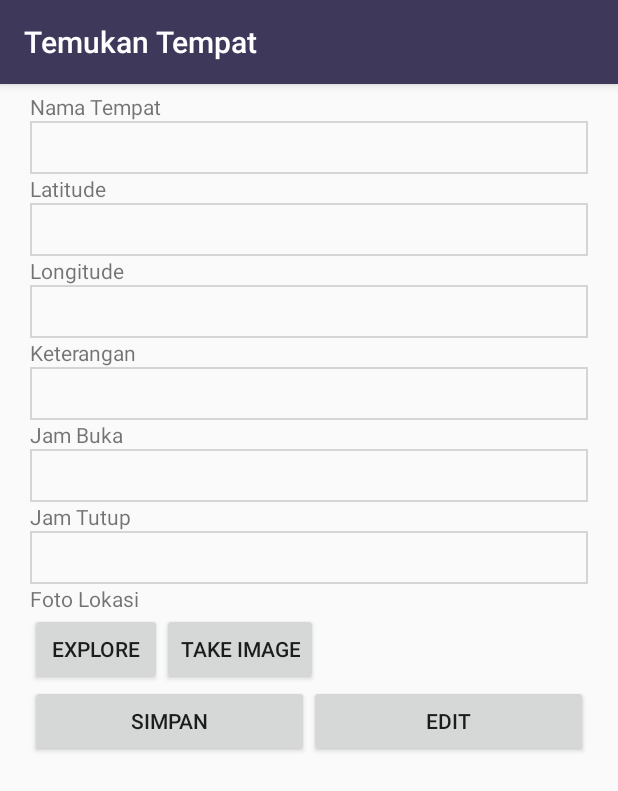
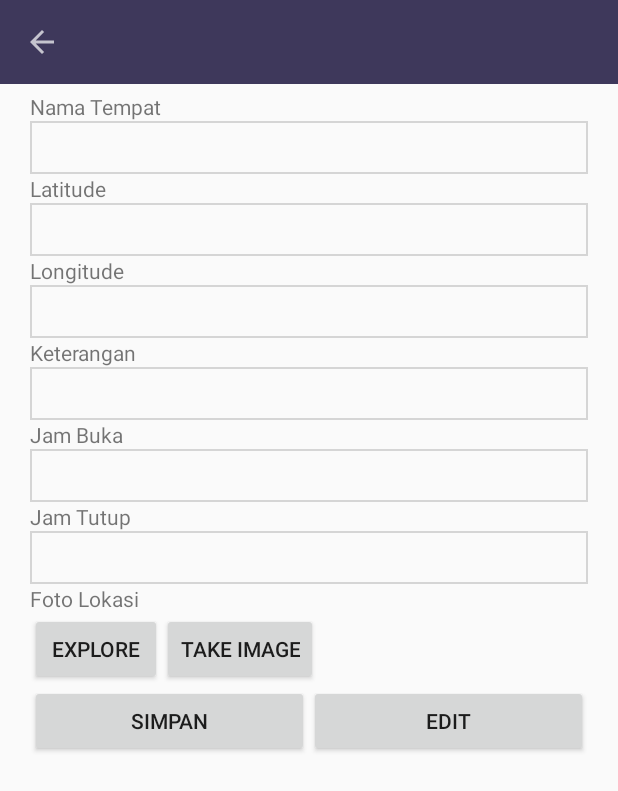
Before and after one commit to Aladziviesoft/TT00001, an Android app: the TambahTempat screen opened directly, with no data from a screen before it, on a phone screen of 412 x 824 dp. Shown: the top 791 px of the screen. Run offline under Robolectric (Android 15) with nearby library versions, the phone set to English and light mode, and no system bars; our stand-ins replace ButterKnife.

Commit message:
edit tambah dan list data

```diff
--- a/app/src/main/java/com/aladziviesoft/temukantempat/Adapter/DashAdapter.java
+++ b/app/src/main/java/com/aladziviesoft/temukantempat/Adapter/DashAdapter.java
@@ -66,6 +66,7 @@ public class DashAdapter extends RecyclerView.Adapter<DashAdapter.DashHolder> {
                                 colors[0] = "List Data";
 //                                GlobalToast.ShowToast(context, "Button Active!");
                                 intent = new Intent(context, ListTempat.class);
+                                intent.putExtra("title", models.get(i).getNama());
                                 context.startActivity(intent);
 //                                Intent intent = new Intent(context, TambahActivity.class);
 //                                String id = arrayList.get(position).getId();
@@ -85,6 +86,7 @@ public class DashAdapter extends RecyclerView.Adapter<DashAdapter.DashHolder> {
 //                                GlobalToast.ShowToast(context, "Button Active!");
 //                                Delete(arrayList.get(position).getId());
                                 intent = new Intent(context, TambahTempat.class);
+                                intent.putExtra("title", models.get(i).getNama());
                                 context.startActivity(intent);
                                 break;
 
--- a/app/src/main/java/com/aladziviesoft/temukantempat/TambahTempat.java
+++ b/app/src/main/java/com/aladziviesoft/temukantempat/TambahTempat.java
@@ -1,13 +1,58 @@
 package com.aladziviesoft.temukantempat;
 
+import android.os.Bundle;
 import android.support.v7.app.AppCompatActivity;
-import android.os.Bundle;
+import android.support.v7.widget.Toolbar;
+import android.view.View;
+import android.widget.Button;
+import android.widget.ImageView;
+
+import butterknife.BindView;
+import butterknife.ButterKnife;
+import butterknife.OnClick;
 
 public class TambahTempat extends AppCompatActivity {
+
+    @BindView(R.id.toolbar)
+    Toolbar toolbar;
+    @BindView(R.id.explore)
+    Button explore;
+    @BindView(R.id.take)
+    Button take;
+    @BindView(R.id.Img)
+    ImageView Img;
+    @BindView(R.id.btSimpan)
+    Button btSimpan;
+    @BindView(R.id.btEdit)
+    Button btEdit;
+    String title;
 
     @Override
     protected void onCreate(Bundle savedInstanceState) {
         super.onCreate(savedInstanceState);
         setContentView(R.layout.activity_tambah_tempat);
+        ButterKnife.bind(this);
+
+        setSupportActionBar(toolbar);
+
+        title = getIntent().getStringExtra("title");
+        toolbar.setTitle(title);
+
+        getSupportActionBar().setDisplayHomeAsUpEnabled(true);
+
+    }
+
+    @OnClick({R.id.take, R.id.Img, R.id.btSimpan, R.id.btEdit})
+    public void onViewClicked(View view) {
+        switch (view.getId()) {
+            case R.id.take:
+                break;
+            case R.id.Img:
+                break;
+            case R.id.btSimpan:
+                break;
+            case R.id.btEdit:
+                break;
+        }
     }
 }
--- a/app/src/main/res/layout/activity_detail_tempat.xml
+++ b/app/src/main/res/layout/activity_detail_tempat.xml
@@ -49,8 +49,7 @@
             <android.support.v7.widget.CardView
                 android:layout_width="match_parent"
                 android:layout_height="wrap_content"
-                android:layout_margin="5dp"
-                app:cardElevation="4dp">
+                android:layout_margin="5dp">
 
                 <LinearLayout
                     android:layout_width="match_parent"
@@ -131,8 +130,8 @@
             </android.support.v7.widget.CardView>
 
             <Button
+                android:id="@+id/btPergi"
                 style="@style/Widget.AppCompat.Button.Colored"
-                android:id="@+id/btPergi"
                 android:layout_width="match_parent"
                 android:layout_height="wrap_content"
                 android:layout_margin="5dp"
--- a/app/src/main/res/layout/activity_tambah_tempat.xml
+++ b/app/src/main/res/layout/activity_tambah_tempat.xml
@@ -1,14 +1,22 @@
 <?xml version="1.0" encoding="utf-8"?>
 <LinearLayout xmlns:android="http://schemas.android.com/apk/res/android"
+    xmlns:app="http://schemas.android.com/apk/res-auto"
     xmlns:tools="http://schemas.android.com/tools"
     android:layout_width="match_parent"
     android:layout_height="match_parent"
     android:orientation="vertical"
-    android:paddingLeft="20dp"
-    android:paddingTop="5dp"
-    android:paddingRight="20dp"
-    android:paddingBottom="5dp"
     tools:context=".TambahTempat">
+
+    <android.support.v7.widget.Toolbar
+        android:id="@+id/toolbar"
+        android:layout_width="match_parent"
+        android:layout_height="?attr/actionBarSize"
+        android:background="@color/colorPrimary"
+        android:theme="@style/ThemeOverlay.AppCompat.Dark"
+        app:title="@string/app_name"
+        app:titleTextColor="@android:color/white">
+
+    </android.support.v7.widget.Toolbar>
 
     <ScrollView
         android:layout_width="match_parent"
@@ -17,7 +25,11 @@
         <LinearLayout
             android:layout_width="match_parent"
             android:layout_height="wrap_content"
-            android:orientation="vertical">
+            android:orientation="vertical"
+            android:paddingLeft="20dp"
+            android:paddingTop="5dp"
+            android:paddingRight="20dp"
+            android:paddingBottom="5dp">
 
             <LinearLayout
                 android:layout_width="match_parent"
--- a/app/src/main/res/values/styles.xml
+++ b/app/src/main/res/values/styles.xml
@@ -10,6 +10,12 @@
 
     <style name="AppTheme.NoActionBar" parent="Theme.AppCompat.Light.NoActionBar">
         <!-- Customize your theme here. -->
+    </style>
+
+    <style name="AppTheme.NoActionBar.ListData" parent="Theme.AppCompat.Light.NoActionBar">
+        <!-- Customize your theme here. -->
+        <item name="colorPrimary">@color/colorPrimary</item>
+        <item name="colorPrimaryDark">@color/colorPrimaryDark</item>
     </style>
 
     <style name="AppTheme.NoActionBar.CollapsingToolbar" parent="Theme.AppCompat.Light.NoActionBar">
```
Also changed, not shown: app/src/main/AndroidManifest.xml (+12 -6 lines), app/src/main/java/com/aladziviesoft/temukantempat/ListTempat.java (+19 -6 lines), app/src/main/res/layout/activity_list_tempat.xml (+13 -0 lines), 102 other files.
